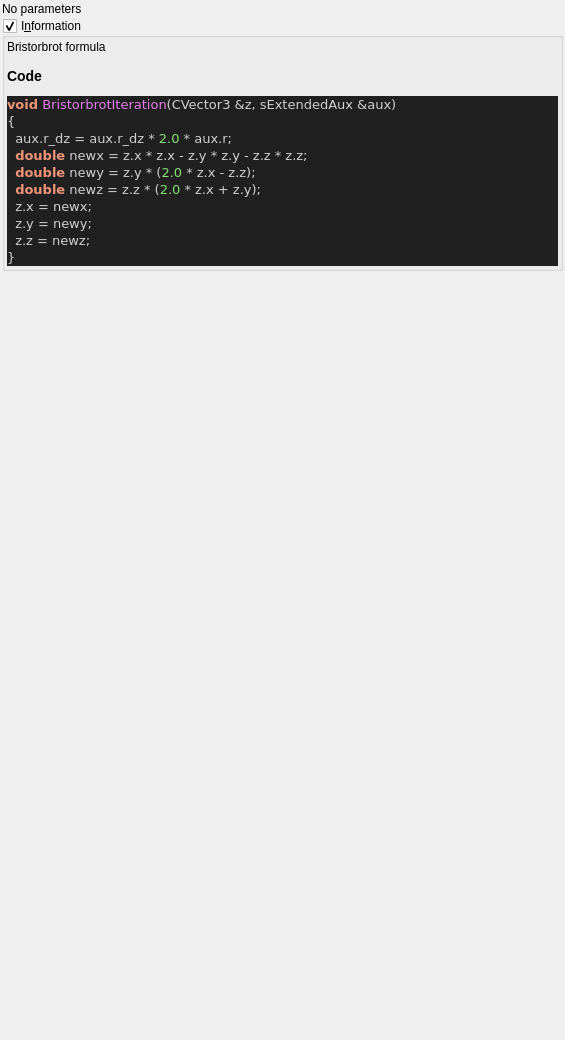
Above: mandelbulber2/qt_data/fractal_bristorbrot.ui from buddhi1980/mandelbulber2 before the change. Below: the same form after it.
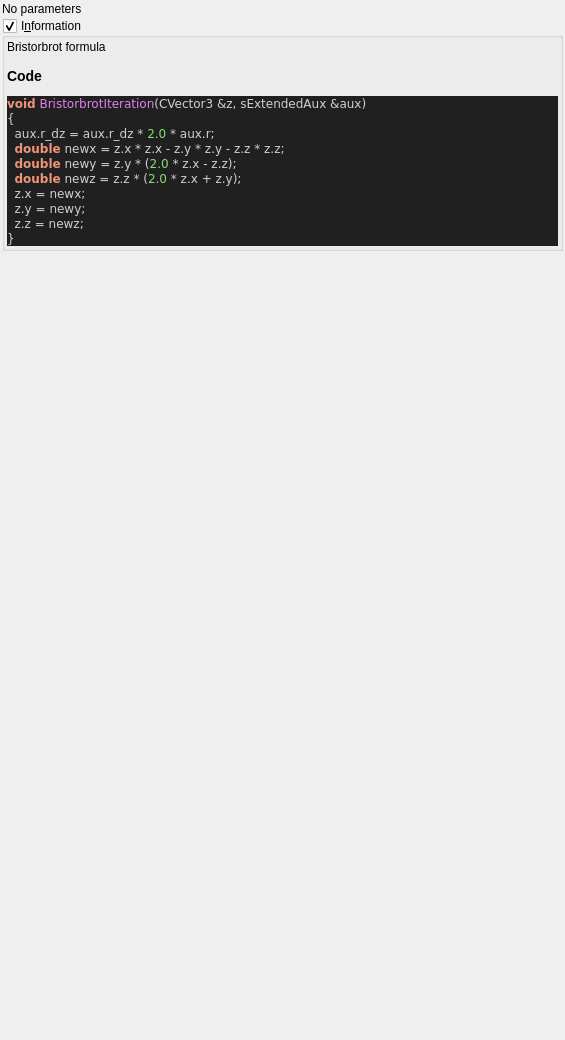
That is the form after the change. Custom widgets are drawn as their Qt base class.

Patch:
```diff
--- a/mandelbulber2/qt_data/fractal_bristorbrot.ui
+++ b/mandelbulber2/qt_data/fractal_bristorbrot.ui
@@ -76,7 +76,7 @@
 &lt;title&gt;Source file&lt;/title&gt;
 &lt;/head&gt;
 &lt;body style=&quot;background-color:#202020&quot;&gt;
-&lt;pre style=&quot;color:#d0d0d0; background-color:#202020; font-size:10pt; font-family:'Courier New';&quot;&gt;&lt;span style=&quot;color:#f09479; font-weight:bold&quot;&gt;void&lt;/span&gt; &lt;span style=&quot;color:#e47eed&quot;&gt;BristorbrotIteration&lt;/span&gt;&lt;span style=&quot;color:#d0d0d0&quot;&gt;(&lt;/span&gt;CVector3 &lt;span style=&quot;color:#d0d0d0&quot;&gt;&amp;amp;&lt;/span&gt;z&lt;span style=&quot;color:#d0d0d0&quot;&gt;,&lt;/span&gt; sExtendedAux &lt;span style=&quot;color:#d0d0d0&quot;&gt;&amp;amp;&lt;/span&gt;aux&lt;span style=&quot;color:#d0d0d0&quot;&gt;)&lt;/span&gt;
+&lt;pre style=&quot;color:#d0d0d0; background-color:#202020;  font-family:'Courier New';&quot;&gt;&lt;span style=&quot;color:#f09479; font-weight:bold&quot;&gt;void&lt;/span&gt; &lt;span style=&quot;color:#e47eed&quot;&gt;BristorbrotIteration&lt;/span&gt;&lt;span style=&quot;color:#d0d0d0&quot;&gt;(&lt;/span&gt;CVector3 &lt;span style=&quot;color:#d0d0d0&quot;&gt;&amp;amp;&lt;/span&gt;z&lt;span style=&quot;color:#d0d0d0&quot;&gt;,&lt;/span&gt; sExtendedAux &lt;span style=&quot;color:#d0d0d0&quot;&gt;&amp;amp;&lt;/span&gt;aux&lt;span style=&quot;color:#d0d0d0&quot;&gt;)&lt;/span&gt;
 &lt;span style=&quot;color:#d0d0d0&quot;&gt;{&lt;/span&gt;
   aux&lt;span style=&quot;color:#d0d0d0&quot;&gt;.&lt;/span&gt;r_dz &lt;span style=&quot;color:#d0d0d0&quot;&gt;=&lt;/span&gt; aux&lt;span style=&quot;color:#d0d0d0&quot;&gt;.&lt;/span&gt;r_dz &lt;span style=&quot;color:#d0d0d0&quot;&gt;*&lt;/span&gt; &lt;span style=&quot;color:#87df71&quot;&gt;2.0&lt;/span&gt; &lt;span style=&quot;color:#d0d0d0&quot;&gt;*&lt;/span&gt; aux&lt;span style=&quot;color:#d0d0d0&quot;&gt;.&lt;/span&gt;r&lt;span style=&quot;color:#d0d0d0&quot;&gt;;&lt;/span&gt;
   &lt;span style=&quot;color:#f09479; font-weight:bold&quot;&gt;double&lt;/span&gt; newx &lt;span style=&quot;color:#d0d0d0&quot;&gt;=&lt;/span&gt; z&lt;span style=&quot;color:#d0d0d0&quot;&gt;.&lt;/span&gt;x &lt;span style=&quot;color:#d0d0d0&quot;&gt;*&lt;/span&gt; z&lt;span style=&quot;color:#d0d0d0&quot;&gt;.&lt;/span&gt;x &lt;span style=&quot;color:#d0d0d0&quot;&gt;-&lt;/span&gt; z&lt;span style=&quot;color:#d0d0d0&quot;&gt;.&lt;/span&gt;y &lt;span style=&quot;color:#d0d0d0&quot;&gt;*&lt;/span&gt; z&lt;span style=&quot;color:#d0d0d0&quot;&gt;.&lt;/span&gt;y &lt;span style=&quot;color:#d0d0d0&quot;&gt;-&lt;/span&gt; z&lt;span style=&quot;color:#d0d0d0&quot;&gt;.&lt;/span&gt;z &lt;span style=&quot;color:#d0d0d0&quot;&gt;*&lt;/span&gt; z&lt;span style=&quot;color:#d0d0d0&quot;&gt;.&lt;/span&gt;z&lt;span style=&quot;color:#d0d0d0&quot;&gt;;&lt;/span&gt;
```
